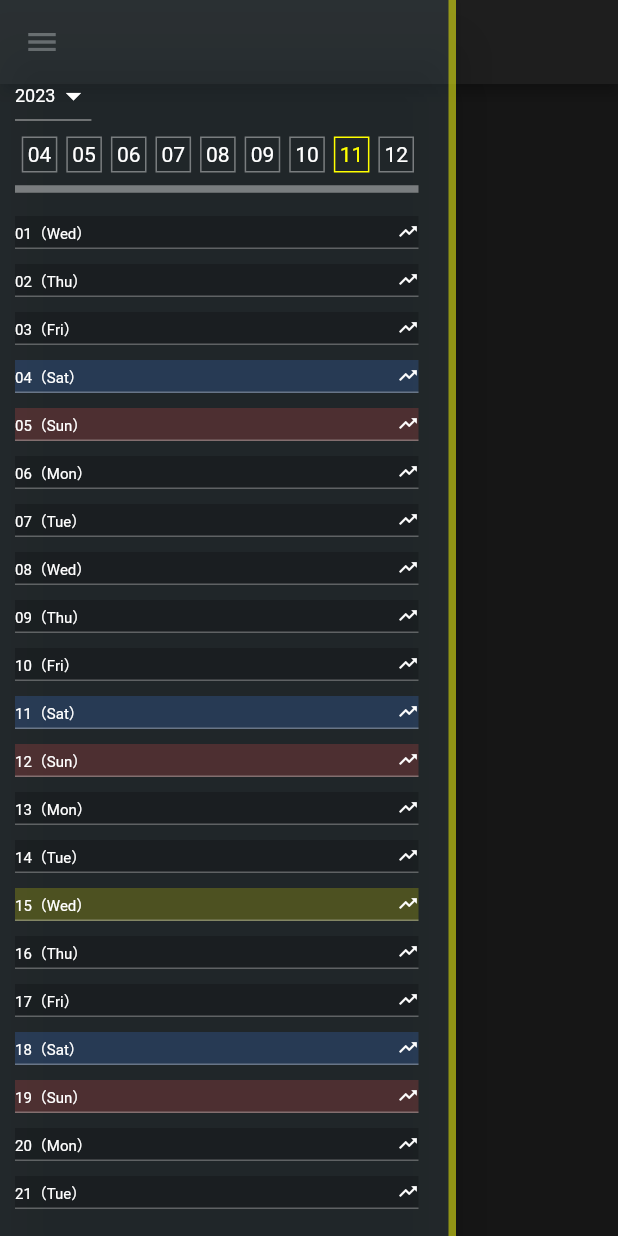
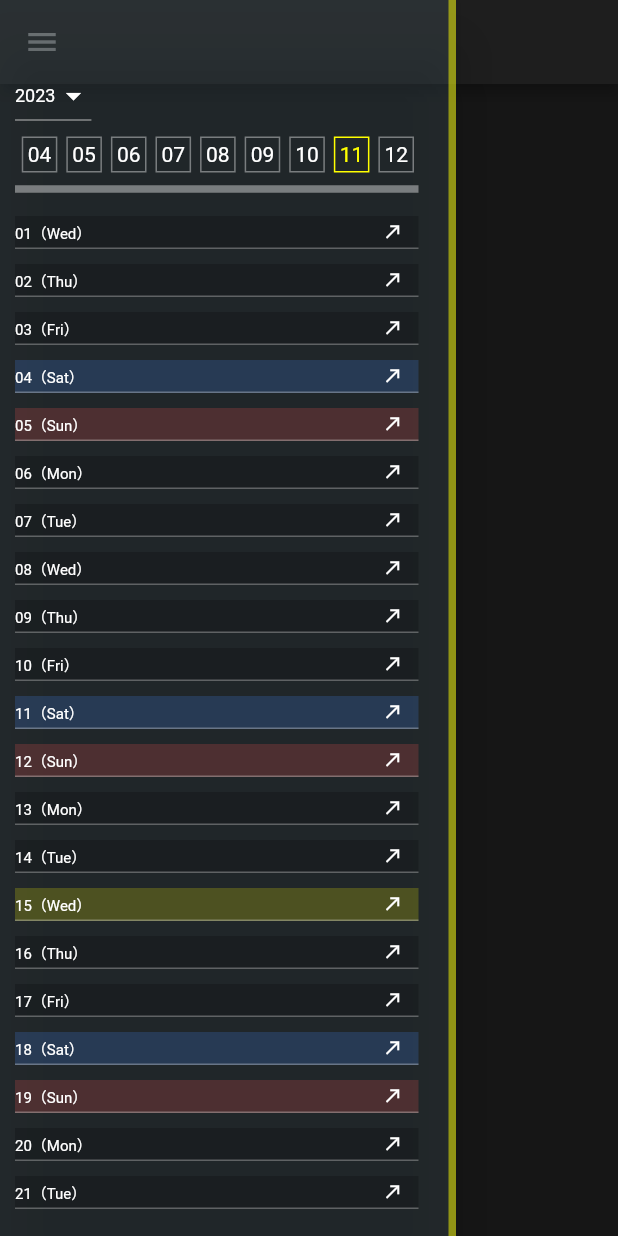
Before and after one commit to hidechy/flutter_BrainLog, a Flutter app: the screen it shows after launch, with the side drawer open, on a phone screen of 412 x 824 dp. Run offline on Flutter 3.47's test engine with Material 2 defaults, Android fonts, the phone set to English and light mode, and no system bars; our stand-ins replace freezed_annotation, hooks_riverpod; network calls fail.

Commit message:
commit 20231115 drawer date list

```diff
--- a/lib/components/monthly_drawer.dart
+++ b/lib/components/monthly_drawer.dart
@@ -138,6 +138,8 @@ class MonthlyDrawer extends ConsumerWidget {
 
     final holidayState = _ref.watch(holidayProvider);
 
+    final selectDate = _ref.watch(appParamProvider.select((value) => value.selectDate));
+
     _ref.watch(drawerListProvider.select((value) => value.drawerDateList)).forEach((element) {
       final dispDay = '${element.day.toString().padLeft(2, '0')}（${element.youbiStr.substring(0, 3)}）';
 
@@ -159,8 +161,15 @@ class MonthlyDrawer extends ConsumerWidget {
 
                 Navigator.pop(_context);
               },
-              child: const Icon(Icons.trending_up_sharp, size: 14),
+              child: Icon(
+                Icons.call_made,
+                size: 14,
+                color: (selectDate != null && selectDate.yyyymmdd == element.yyyymmdd)
+                    ? Colors.orangeAccent
+                    : Colors.white,
+              ),
             ),
+            const SizedBox(width: 10),
           ],
         ),
       ));
```
